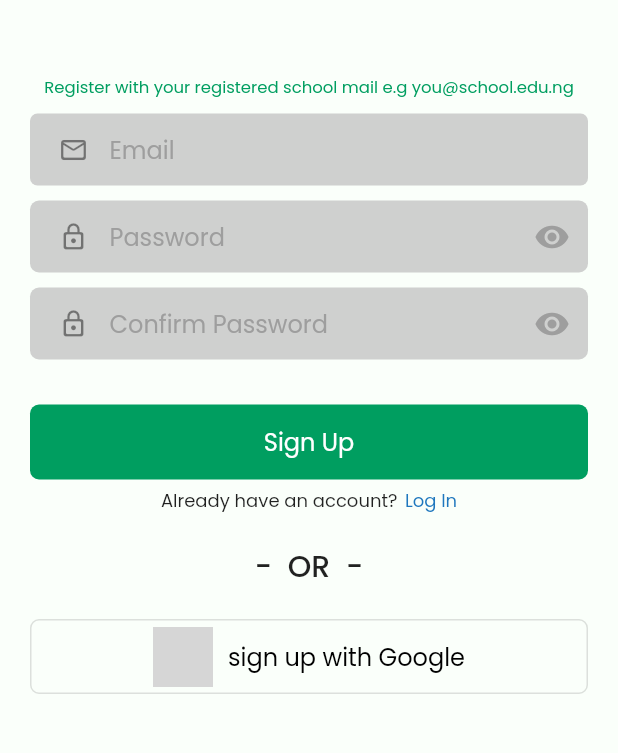
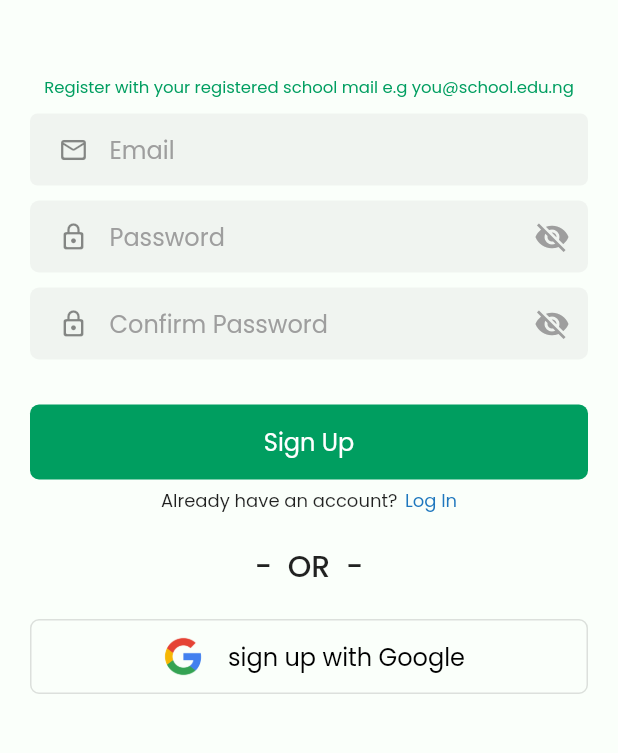
Before and after one commit to Brand-Dreamers/ReStore, a Flutter app: the AuthService widget shown alone on an empty page, opened directly, after a tap on "Log In", after a tap on "Sign Up", on a phone screen of 412 x 824 dp, the part 191-944 px from its top. Run offline on Flutter 3.47's test engine with Material 2 defaults, Android fonts, the light colour scheme and no system bars; our stand-ins replace animated_splash_screen, dio, file_picker, google_fonts; missing offline and left inert: pdfx; grey boxes are pictures that could not be loaded.

Commit message:
Finally worked

```diff
--- a/lib/components/constants.dart
+++ b/lib/components/constants.dart
@@ -10,7 +10,7 @@ const String login = "signin";
 const String register = "signup";
 
 const backgroundColor = Color.fromARGB(255, 250, 255, 250);
-const fieldColor = Color.fromARGB(220, 200, 200, 200);
+const fieldColor = Color.fromARGB(50, 200, 200, 200);
 const buttonColor = Color.fromARGB(255, 0, 158, 96);
 const iconColor = Colors.black45;
 const borderColor = Colors.black12;
--- a/lib/screens/login.dart
+++ b/lib/screens/login.dart
@@ -139,8 +139,8 @@ class _LoginState extends State<Login> {
                                   suffixIcon: GestureDetector(
                                       child: Icon(
                                           _showPassword
-                                              ? Icons.visibility_off
-                                              : Icons.visibility,
+                                              ? Icons.visibility
+                                              : Icons.visibility_off,
                                           color: Colors.grey),
                                       onTap: () {
                                         setState(() =>
@@ -148,7 +148,7 @@ class _LoginState extends State<Login> {
                                       })),
                               validator: (value) {
                                 if (value!.isEmpty || value.length < 6) {
-                                  return "Password is too short. Use atleast 6 characters";
+                                  return "Password is too short. Use at least 6 characters";
                                 }
                                 return null;
                               },
@@ -221,7 +221,7 @@ class _LoginState extends State<Login> {
                           child: Row(
                         mainAxisAlignment: MainAxisAlignment.center,
                         children: [
-                          Image.asset("assets/images/google icon.png",
+                          Image.asset("images/google icon.png",
                               height: 40, width: 40),
                           const SizedBox(width: 10),
                           Text("log in with Google",
--- a/lib/screens/signup.dart
+++ b/lib/screens/signup.dart
@@ -142,8 +142,8 @@ class _SignupState extends State<Signup> {
                                     suffixIcon: GestureDetector(
                                         child: Icon(
                                             _showPassword
-                                                ? Icons.visibility_off
-                                                : Icons.visibility,
+                                                ? Icons.visibility
+                                                : Icons.visibility_off,
                                             color: Colors.grey),
                                         onTap: () {
                                           setState(() =>
@@ -151,7 +151,7 @@ class _SignupState extends State<Signup> {
                                         })),
                                 validator: (value) {
                                   if (value!.isEmpty || value.length < 6) {
-                                    return "Password is too short. Use atleast 6 characters";
+                                    return "Password is too short. Use at least 6 characters";
                                   }
                                   return null;
                                 },
@@ -188,8 +188,8 @@ class _SignupState extends State<Signup> {
                                   suffixIcon: GestureDetector(
                                       child: Icon(
                                           _showConfirmPassword
-                                              ? Icons.visibility_off
-                                              : Icons.visibility,
+                                              ? Icons.visibility
+                                              : Icons.visibility_off,
                                           color: Colors.grey),
                                       onTap: () {
                                         setState(() => _showConfirmPassword =
@@ -280,7 +280,7 @@ class _SignupState extends State<Signup> {
                           child: Row(
                         mainAxisAlignment: MainAxisAlignment.center,
                         children: [
-                          Image.asset("assets/images/google icon.png",
+                          Image.asset("images/google icon.png",
                               height: 40, width: 40),
                           const SizedBox(width: 10),
                           Text("sign up with Google",
--- a/lib/services/authservice.dart
+++ b/lib/services/authservice.dart
@@ -30,12 +30,16 @@ class AuthService extends StatefulWidget {
         users + authPath,
         data: authDetails,
       );
-      User user = User.fromJson(response.data);
-      user.email = authDetails["email"] as String;
-      user.password = authDetails["password"] as String;
-      User.setUser(user);
-      return true;
+      if (response.statusCode! >= 200 && response.statusCode! < 300) {
+        User user = User.fromJson(response.data);
+        user.email = authDetails["email"] as String;
+        user.password = authDetails["password"] as String;
+        User.setUser(user);
+        return true;
+      }
+      return false;
     } catch (e) {
+      print("Here" + e.toString());
       return false;
     }
   }
```
Also changed, not shown: images/document.png (added), images/dummy stamp.png (added), images/error.png (added), images/fatal error.png (added), images/google icon.png (added), images/nodata.png (added), images/stamp.png (added), images/start 1.png (added), images/start 2.png (added), images/start 3.png (added), images/start.png (added), images/success.png (added), images/upload.png (added), images/welcome.png (added).
